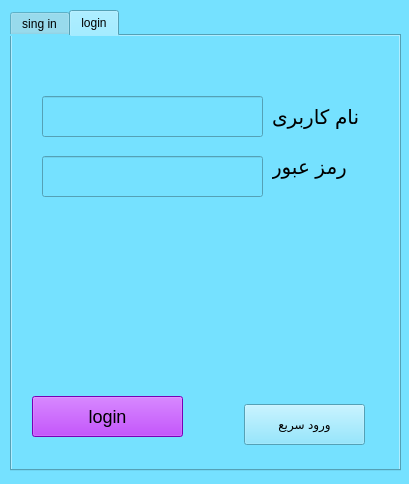
Old version of the form Ui/loginpage.ui in the repository ehsan-esf0/Qt-Game.
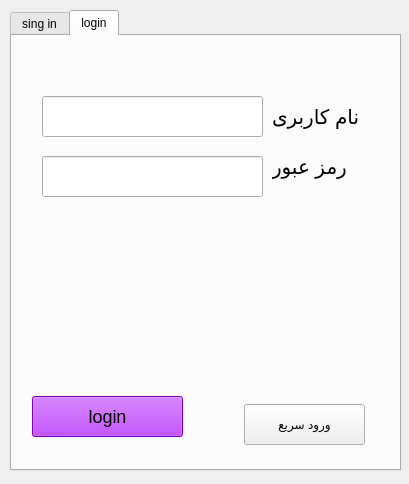
New version of the form. Icons and pictures are not drawn.

Patch:
```diff
--- a/Ui/loginpage.ui
+++ b/Ui/loginpage.ui
@@ -20,7 +20,8 @@
    <string>Form</string>
   </property>
   <property name="styleSheet">
-   <string notr="true">background : rgb(117, 225, 255);</string>
+   <string notr="true">background:url(:/res/image/Untitled-3.png);
+</string>
   </property>
   <widget class="QTabWidget" name="tabWidget">
    <property name="geometry">
@@ -31,6 +32,9 @@
      <height>461</height>
     </rect>
    </property>
+   <property name="styleSheet">
+    <string notr="true"/>
+   </property>
    <property name="currentIndex">
     <number>1</number>
    </property>
@@ -305,7 +309,7 @@
        <x>50</x>
        <y>180</y>
        <width>281</width>
-       <height>141</height>
+       <height>31</height>
       </rect>
      </property>
      <property name="styleSheet">
```
